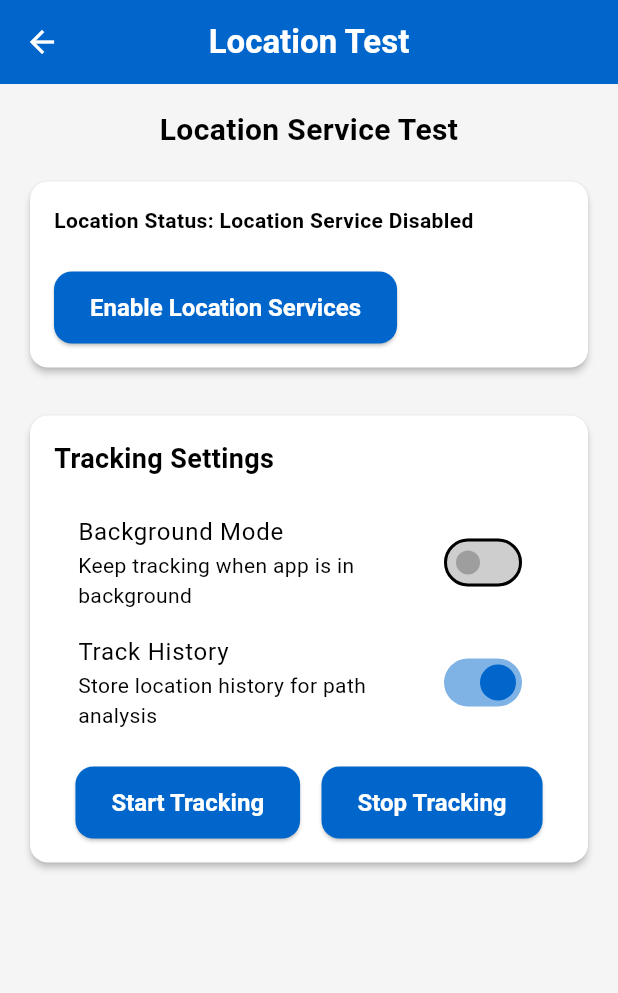
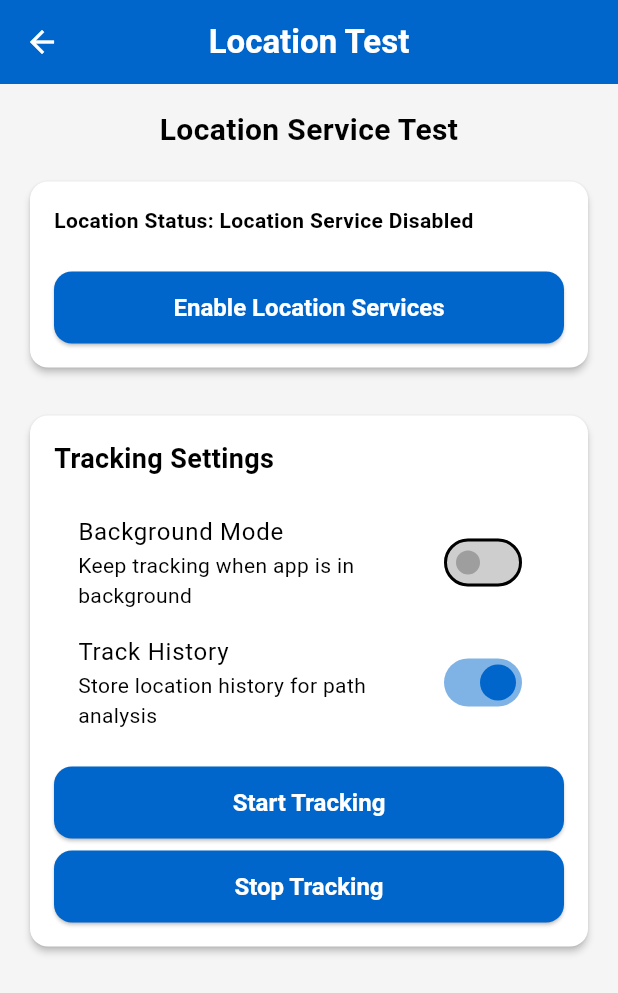
Before and after one commit to Milad9A/Echo-Map, a Flutter app: the LocationTestScreen screen opened by its route, on a phone screen of 412 x 824 dp. Shown: the top 993 px of the screen. Run offline on Flutter 3.47's test engine with Material 3 defaults, Android fonts, the phone set to English and light mode, and no system bars; our stand-ins replace bloc, dio, equatable, flutter_bloc, flutter_dotenv, geolocator and 4 more; missing offline and left inert: flutter_polyline_points, shake; accounts and stored records are empty.

Commit message:
Add location testing functionality and improve UI layout in various screens

```diff
--- a/lib/main.dart
+++ b/lib/main.dart
@@ -78,9 +78,9 @@ class EchoMapApp extends StatelessWidget {
         routes: {
           '/': (context) => const HomeScreen(),
           '/map': (context) => const MapScreen(),
+          '/settings': (context) => const SettingsScreen(),
           '/vibration_test': (context) => const VibrationTestScreen(),
           '/location_test': (context) => const LocationTestScreen(),
-          '/settings': (context) => const SettingsScreen(),
         },
       ),
     );
--- a/lib/screens/location_test/location_test_screen.dart
+++ b/lib/screens/location_test/location_test_screen.dart
@@ -87,10 +87,12 @@ class _LocationTestScreenState extends State<LocationTestScreen> {
 
                     const SizedBox(height: 16),
 
-                    Row(
-                      mainAxisAlignment: MainAxisAlignment.spaceEvenly,
+                    // Fixed button layout with proper spacing
+                    Column(
                       children: [
-                        ElevatedButton(
+                        SizedBox(
+                          width: double.infinity,
+                          child: ElevatedButton(
                             onPressed: () {
                               context.read<LocationBloc>().add(
                                     LocationStart(
@@ -101,11 +103,16 @@ class _LocationTestScreenState extends State<LocationTestScreen> {
                             },
                             child: const Text('Start Tracking'),
                           ),
-                        ElevatedButton(
+                        ),
+                        const SizedBox(height: 8),
+                        SizedBox(
+                          width: double.infinity,
+                          child: ElevatedButton(
                             onPressed: () {
                               context.read<LocationBloc>().add(LocationStop());
                             },
                             child: const Text('Stop Tracking'),
+                          ),
                         ),
                       ],
                     ),
@@ -145,13 +152,16 @@ class _LocationTestScreenState extends State<LocationTestScreen> {
                           // - Duration
                           // - etc.
                           const SizedBox(height: 8),
-                          ElevatedButton(
+                          SizedBox(
+                            width: double.infinity,
+                            child: ElevatedButton(
                               onPressed: () {
                                 context.read<LocationBloc>().add(
                                       LocationHistoryClear(),
                                     );
                               },
                               child: const Text('Clear Path History'),
+                            ),
                           ),
                         ],
                       ),
--- a/lib/screens/location_test/widgets/location_status_widget.dart
+++ b/lib/screens/location_test/widgets/location_status_widget.dart
@@ -30,7 +30,6 @@ class LocationStatusWidget extends StatelessWidget {
                   style: const TextStyle(fontWeight: FontWeight.bold),
                 ),
                 const SizedBox(height: 8),
-
                 if (state is LocationTracking) ...[
                   Text(
                     'Latitude: ${state.currentPosition.latitude.toStringAsFixed(6)}',
@@ -49,7 +48,6 @@ class LocationStatusWidget extends StatelessWidget {
                       'Speed: ${(state.currentPosition.speed * 3.6).toStringAsFixed(1)} km/h',
                       style: const TextStyle(fontSize: 14),
                     ),
-
                   if (showHistory &&
                       state.isTrackingHistory &&
                       state.pathHistory != null)
@@ -65,7 +63,6 @@ class LocationStatusWidget extends StatelessWidget {
                     style: const TextStyle(fontSize: 14),
                   ),
                 ],
-
                 if (showControls) ...[
                   const SizedBox(height: 16),
                   _buildControls(context, state),
@@ -95,64 +92,90 @@ class LocationStatusWidget extends StatelessWidget {
     final bloc = BlocProvider.of<LocationBloc>(context);
 
     if (state is LocationPermissionDenied) {
-      return ElevatedButton(
+      return SizedBox(
+        width: double.infinity,
+        child: ElevatedButton(
           onPressed: () => bloc.add(LocationPermissionRequest()),
           child: const Text('Grant Permission'),
+        ),
       );
     }
 
     if (state is LocationPermissionPermanentlyDenied) {
-      return ElevatedButton(
+      return SizedBox(
+        width: double.infinity,
+        child: ElevatedButton(
           onPressed: () =>
               bloc.add(const LocationOpenSettings(appSettings: true)),
           child: const Text('Open App Settings'),
+        ),
       );
     }
 
     if (state is LocationServiceDisabled) {
-      return ElevatedButton(
+      return SizedBox(
+        width: double.infinity,
+        child: ElevatedButton(
           onPressed: () => bloc.add(const LocationOpenSettings()),
           child: const Text('Enable Location Services'),
+        ),
       );
     }
 
     if (state is LocationReady) {
-      return Row(
-        mainAxisAlignment: MainAxisAlignment.spaceEvenly,
+      return Column(
         children: [
-          ElevatedButton(
-            onPressed: () => bloc.add(const LocationStart(trackHistory: true)),
+          SizedBox(
+            width: double.infinity,
+            child: ElevatedButton(
+              onPressed: () =>
+                  bloc.add(const LocationStart(trackHistory: true)),
               child: const Text('Start Tracking'),
             ),
-          ElevatedButton(
+          ),
+          const SizedBox(height: 8),
+          SizedBox(
+            width: double.infinity,
+            child: ElevatedButton(
               onPressed: () => bloc.add(LocationPermissionRequest()),
               child: const Text('Check Permission'),
+            ),
           ),
         ],
       );
     }
 
     if (state is LocationTracking) {
-      return Row(
-        mainAxisAlignment: MainAxisAlignment.spaceEvenly,
+      return Column(
         children: [
-          ElevatedButton(
+          SizedBox(
+            width: double.infinity,
+            child: ElevatedButton(
               onPressed: () => bloc.add(LocationStop()),
               child: const Text('Stop Tracking'),
             ),
-          if (showHistory && state.isTrackingHistory)
-            ElevatedButton(
+          ),
+          if (showHistory && state.isTrackingHistory) ...[
+            const SizedBox(height: 8),
+            SizedBox(
+              width: double.infinity,
+              child: ElevatedButton(
                 onPressed: () => bloc.add(LocationHistoryClear()),
                 child: const Text('Clear History'),
               ),
+            ),
+          ],
         ],
       );
     }
 
     // Default case for other states
-    return ElevatedButton(
+    return SizedBox(
+      width: double.infinity,
+      child: ElevatedButton(
         onPressed: () => bloc.add(LocationInitialize()),
         child: const Text('Initialize Location'),
+      ),
     );
   }
 }
```
Also changed, not shown: lib/models/route_information.dart (+192 -177 lines), lib/screens/settings/settings_screen.dart (+12 -1 lines), lib/screens/vibration_test/widgets/comparison_test_section.dart (+4 -4 lines), lib/screens/vibration_test/widgets/pattern_test_section.dart (+101 -15 lines). Lines whose indentation alone changed are shown as unchanged.
